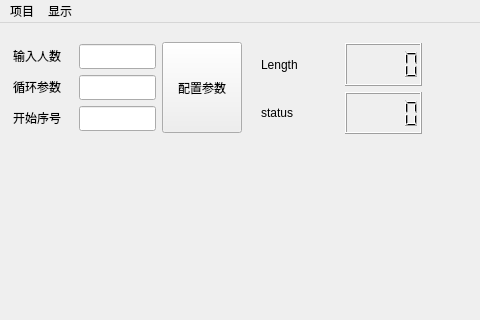
Before: the Qt Designer form mainwindow.ui in luzhaozhang2276/Josephus, drawn with Qt 5; both pictures show x 0 to 480 and y 0 to 320 of the 895 by 689 pixel window.
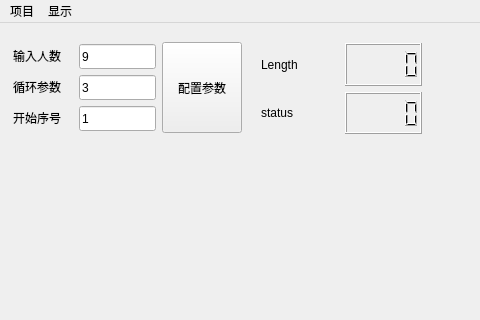
After: the same form once the commit is applied.

Patch:
```diff
--- a/mainwindow.ui
+++ b/mainwindow.ui
@@ -94,6 +94,9 @@
       <height>25</height>
      </rect>
     </property>
+    <property name="text">
+     <string>9</string>
+    </property>
    </widget>
    <widget class="QLabel" name="label_circulate_value">
     <property name="geometry">
@@ -117,6 +120,9 @@
       <height>25</height>
      </rect>
     </property>
+    <property name="text">
+     <string>3</string>
+    </property>
    </widget>
    <widget class="QPushButton" name="pushButton_3">
     <property name="geometry">
@@ -163,6 +169,9 @@
       <height>25</height>
      </rect>
     </property>
+    <property name="text">
+     <string>1</string>
+    </property>
    </widget>
    <widget class="QWidget" name="layoutWidget">
     <property name="geometry">
```
